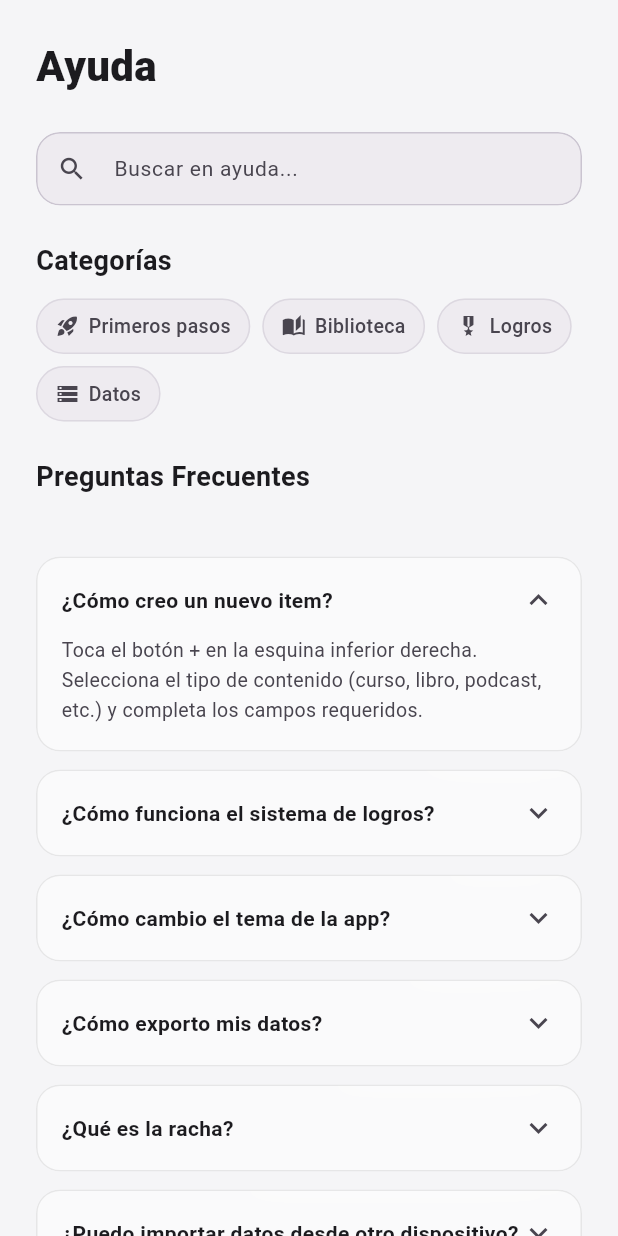
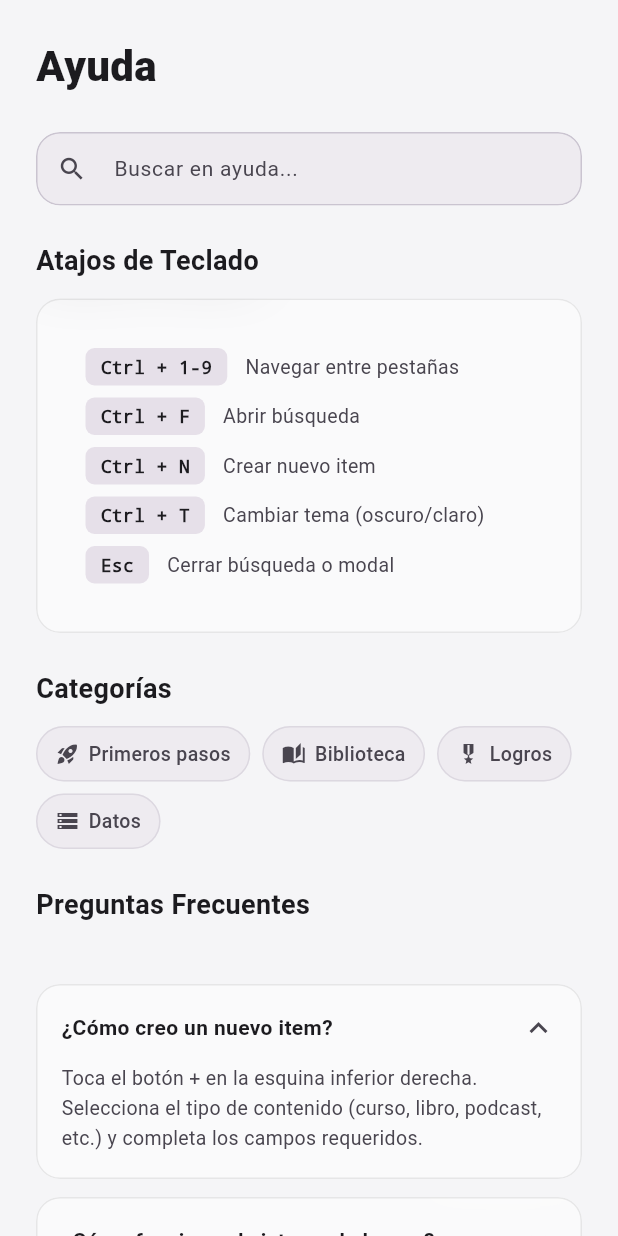
Before and after one commit to 0gloomdev/trackie, a Flutter app: the HelpScreen screen opened directly, after a tap on "¿Cómo creo un nuevo item?", on a phone screen of 412 x 824 dp. Run offline on Flutter 3.47's test engine with Material 3 defaults, Android fonts, the phone set to English and light mode, and no system bars; our stand-ins replace chewie, fl_chart, flutter_riverpod, hive, hive_flutter, just_audio and 1 more; missing offline and left inert: pdfx; accounts and stored records are empty.

Commit message:
fix: add ESC key and back button to search, add keyboard shortcuts help section

```diff
--- a/lib/presentation/screens/help/help_screen.dart
+++ b/lib/presentation/screens/help/help_screen.dart
@@ -64,6 +64,59 @@ class _HelpScreenState extends ConsumerState<HelpScreen> {
                     onChanged: (value) {
                       setState(() => _searchQuery = value);
                     },
+                  ),
+
+                  const SizedBox(height: 24),
+
+                  // Keyboard Shortcuts (Desktop only)
+                  Text(
+                    'Atajos de Teclado',
+                    style: TextStyle(
+                      fontSize: 18,
+                      fontWeight: FontWeight.w700,
+                      color: isDark
+                          ? AppColors.darkOnSurface
+                          : AppColors.lightOnSurface,
+                    ),
+                  ),
+                  const SizedBox(height: 12),
+                  GlassCard(
+                    child: Padding(
+                      padding: const EdgeInsets.all(16),
+                      child: Column(
+                        children: [
+                          _ShortcutRow(
+                            keys: 'Ctrl + 1-9',
+                            description: 'Navegar entre pestañas',
+                            isDark: isDark,
+                          ),
+                          const SizedBox(height: 8),
+                          _ShortcutRow(
+                            keys: 'Ctrl + F',
+                            description: 'Abrir búsqueda',
+                            isDark: isDark,
+                          ),
+                          const SizedBox(height: 8),
+                          _ShortcutRow(
+                            keys: 'Ctrl + N',
+                            description: 'Crear nuevo item',
+                            isDark: isDark,
+                          ),
+                          const SizedBox(height: 8),
+                          _ShortcutRow(
+                            keys: 'Ctrl + T',
+                            description: 'Cambiar tema (oscuro/claro)',
+                            isDark: isDark,
+                          ),
+                          const SizedBox(height: 8),
+                          _ShortcutRow(
+                            keys: 'Esc',
+                            description: 'Cerrar búsqueda o modal',
+                            isDark: isDark,
+                          ),
+                        ],
+                      ),
+                    ),
                   ),
 
                   const SizedBox(height: 24),
@@ -175,6 +228,56 @@ class _CategoryChip extends StatelessWidget {
   }
 }
 
+class _ShortcutRow extends StatelessWidget {
+  final String keys;
+  final String description;
+  final bool isDark;
+
+  const _ShortcutRow({
+    required this.keys,
+    required this.description,
+    required this.isDark,
+  });
+
+  @override
+  Widget build(BuildContext context) {
+    return Row(
+      children: [
+        Container(
+          padding: const EdgeInsets.symmetric(horizontal: 10, vertical: 4),
+          decoration: BoxDecoration(
+            color: isDark
+                ? AppColors.darkSurfaceContainerHighest
+                : AppColors.lightSurfaceContainerHighest,
+            borderRadius: BorderRadius.circular(6),
+          ),
+          child: Text(
+            keys,
+            style: TextStyle(
+              fontSize: 12,
+              fontWeight: FontWeight.w600,
+              fontFamily: 'monospace',
+              color: isDark
+                  ? AppColors.darkOnSurface
+                  : AppColors.lightOnSurface,
+            ),
+          ),
+        ),
+        const SizedBox(width: 12),
+        Text(
+          description,
+          style: TextStyle(
+            fontSize: 13,
+            color: isDark
+                ? AppColors.darkOnSurfaceVariant
+                : AppColors.lightOnSurfaceVariant,
+          ),
+        ),
+      ],
+    );
+  }
+}
+
 class _FAQCard extends StatefulWidget {
   final FAQ faq;
   final bool isDark;
--- a/lib/presentation/screens/search/search_screen.dart
+++ b/lib/presentation/screens/search/search_screen.dart
@@ -1,4 +1,5 @@
 import 'package:flutter/material.dart';
+import 'package:flutter/services.dart';
 import 'package:flutter_riverpod/flutter_riverpod.dart';
 import '../../../core/theme/app_glass.dart';
 import '../../../core/theme/app_colors.dart';
@@ -58,7 +59,14 @@ class _SearchScreenState extends ConsumerState<SearchScreen> {
     final items = ref.watch(learningItemsProvider);
     final filteredItems = _filterItems(items);
 
-    return Scaffold(
+    return CallbackShortcuts(
+      bindings: {
+        const SingleActivator(LogicalKeyboardKey.escape): () =>
+            Navigator.pop(context),
+      },
+      child: Focus(
+        autofocus: true,
+        child: Scaffold(
           backgroundColor: isDark
               ? AppColors.darkBackground
               : AppColors.lightBackground,
@@ -70,6 +78,18 @@ class _SearchScreenState extends ConsumerState<SearchScreen> {
                   child: Column(
                     crossAxisAlignment: CrossAxisAlignment.start,
                     children: [
+                      Row(
+                        children: [
+                          IconButton(
+                            icon: Icon(
+                              Icons.arrow_back,
+                              color: isDark
+                                  ? AppColors.darkOnSurface
+                                  : AppColors.lightOnSurface,
+                            ),
+                            onPressed: () => Navigator.pop(context),
+                          ),
+                          const SizedBox(width: 8),
                           Text(
                             'Buscar',
                             style: TextStyle(
@@ -79,6 +99,8 @@ class _SearchScreenState extends ConsumerState<SearchScreen> {
                                   ? AppColors.darkOnSurface
                                   : AppColors.lightOnSurface,
                             ),
+                          ),
+                        ],
                       ),
                       const SizedBox(height: 24),
                       Container(
@@ -146,14 +168,16 @@ class _SearchScreenState extends ConsumerState<SearchScreen> {
                             _FilterChip(
                               label: 'En progreso',
                               isSelected: _filter == 'in_progress',
-                          onTap: () => setState(() => _filter = 'in_progress'),
+                              onTap: () =>
+                                  setState(() => _filter = 'in_progress'),
                               isDark: isDark,
                             ),
                             const SizedBox(width: 8),
                             _FilterChip(
                               label: 'Completados',
                               isSelected: _filter == 'completed',
-                          onTap: () => setState(() => _filter = 'completed'),
+                              onTap: () =>
+                                  setState(() => _filter = 'completed'),
                               isDark: isDark,
                             ),
                             const SizedBox(width: 8),
@@ -210,6 +234,8 @@ class _SearchScreenState extends ConsumerState<SearchScreen> {
                   ),
                 ),
             ],
+          ),
+        ),
       ),
     );
   }
```
Lines whose indentation alone changed are shown as unchanged.
